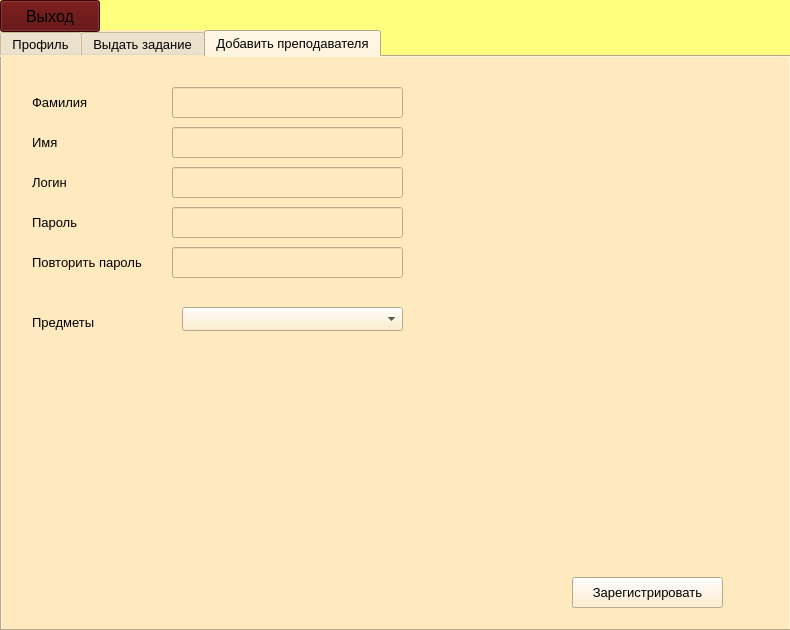
Knigan/DB3, file TeacherDialog.ui: the form before one commit.
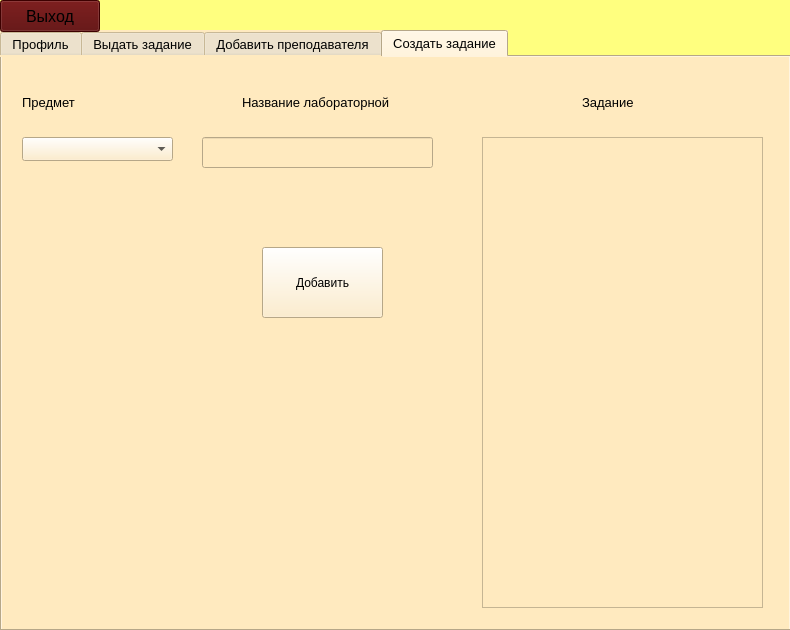
The form after the commit.

Patch:
```diff
--- a/TeacherDialog.ui
+++ b/TeacherDialog.ui
@@ -18,9 +18,93 @@
   </property>
   <property name="palette">
    <palette>
-    <active/>
-    <inactive/>
-    <disabled/>
+    <active>
+     <colorrole role="Button">
+      <brush brushstyle="SolidPattern">
+       <color alpha="255">
+        <red>255</red>
+        <green>255</green>
+        <blue>127</blue>
+       </color>
+      </brush>
+     </colorrole>
+     <colorrole role="Base">
+      <brush brushstyle="SolidPattern">
+       <color alpha="255">
+        <red>255</red>
+        <green>255</green>
+        <blue>127</blue>
+       </color>
+      </brush>
+     </colorrole>
+     <colorrole role="Window">
+      <brush brushstyle="SolidPattern">
+       <color alpha="255">
+        <red>255</red>
+        <green>255</green>
+        <blue>127</blue>
+       </color>
+      </brush>
+     </colorrole>
+    </active>
+    <inactive>
+     <colorrole role="Button">
+      <brush brushstyle="SolidPattern">
+       <color alpha="255">
+        <red>255</red>
+        <green>255</green>
+        <blue>127</blue>
+       </color>
+      </brush>
+     </colorrole>
+     <colorrole role="Base">
+      <brush brushstyle="SolidPattern">
+       <color alpha="255">
+        <red>255</red>
+        <green>255</green>
+        <blue>127</blue>
+       </color>
+      </brush>
+     </colorrole>
+     <colorrole role="Window">
+      <brush brushstyle="SolidPattern">
+       <color alpha="255">
+        <red>255</red>
+        <green>255</green>
+        <blue>127</blue>
+       </color>
+      </brush>
+     </colorrole>
+    </inactive>
+    <disabled>
+     <colorrole role="Button">
+      <brush brushstyle="SolidPattern">
+       <color alpha="255">
+        <red>255</red>
+        <green>255</green>
+        <blue>127</blue>
+       </color>
+      </brush>
+     </colorrole>
+     <colorrole role="Base">
+      <brush brushstyle="SolidPattern">
+       <color alpha="255">
+        <red>255</red>
+        <green>255</green>
+        <blue>127</blue>
+       </color>
+      </brush>
+     </colorrole>
+     <colorrole role="Window">
+      <brush brushstyle="SolidPattern">
+       <color alpha="255">
+        <red>255</red>
+        <green>255</green>
+        <blue>127</blue>
+       </color>
+      </brush>
+     </colorrole>
+    </disabled>
    </palette>
   </property>
   <property name="windowTitle">
@@ -617,7 +701,9 @@
    </property>
    <property name="font">
     <font>
+     <family>MS Shell Dlg 2</family>
      <pointsize>10</pointsize>
+     <weight>9</weight>
      <italic>false</italic>
      <bold>false</bold>
     </font>
@@ -632,7 +718,7 @@
 </string>
    </property>
    <property name="currentIndex">
-    <number>2</number>
+    <number>3</number>
    </property>
    <widget class="QWidget" name="ProfileTab">
     <property name="styleSheet">
@@ -1042,7 +1128,9 @@
      </property>
      <property name="font">
       <font>
+       <family>MS Shell Dlg 2</family>
        <pointsize>10</pointsize>
+       <weight>9</weight>
        <italic>false</italic>
        <bold>false</bold>
       </font>
@@ -1062,7 +1150,9 @@
      </property>
      <property name="font">
       <font>
+       <family>MS Shell Dlg 2</family>
        <pointsize>10</pointsize>
+       <weight>9</weight>
        <italic>false</italic>
        <bold>false</bold>
       </font>
@@ -1082,7 +1172,9 @@
      </property>
      <property name="font">
       <font>
+       <family>MS Shell Dlg 2</family>
        <pointsize>10</pointsize>
+       <weight>9</weight>
        <italic>false</italic>
        <bold>false</bold>
       </font>
@@ -1141,7 +1233,9 @@
      </property>
      <property name="font">
       <font>
+       <family>MS Shell Dlg 2</family>
        <pointsize>10</pointsize>
+       <weight>9</weight>
        <italic>false</italic>
        <bold>false</bold>
       </font>
@@ -1174,7 +1268,9 @@
      </property>
      <property name="font">
       <font>
+       <family>MS Shell Dlg 2</family>
        <pointsize>10</pointsize>
+       <weight>9</weight>
        <italic>false</italic>
        <bold>false</bold>
       </font>
@@ -1194,7 +1290,9 @@
      </property>
      <property name="font">
       <font>
+       <family>MS Shell Dlg 2</family>
        <pointsize>10</pointsize>
+       <weight>9</weight>
        <italic>false</italic>
        <bold>false</bold>
       </font>
@@ -1227,7 +1325,9 @@
      </property>
      <property name="font">
       <font>
+       <family>MS Shell Dlg 2</family>
        <pointsize>10</pointsize>
+       <weight>9</weight>
        <italic>false</italic>
        <bold>false</bold>
       </font>
@@ -4805,6 +4905,139 @@
      </property>
     </widget>
    </widget>
+   <widget class="QWidget" name="task">
+    <attribute name="title">
+     <string>Создать задание</string>
+    </attribute>
+    <widget class="QLabel" name="subjectsLable_2">
+     <property name="geometry">
+      <rect>
+       <x>20</x>
+       <y>30</y>
+       <width>131</width>
+       <height>30</height>
+      </rect>
+     </property>
+     <property name="font">
+      <font>
+       <family>MS Shell Dlg 2</family>
+       <pointsize>10</pointsize>
+       <weight>9</weight>
+       <italic>false</italic>
+       <bold>false</bold>
+      </font>
+     </property>
+     <property name="text">
+      <string>Предмет</string>
+     </property>
+    </widget>
+    <widget class="QComboBox" name="comboBox2">
+     <property name="geometry">
+      <rect>
+       <x>20</x>
+       <y>80</y>
+       <width>151</width>
+       <height>24</height>
+      </rect>
+     </property>
+    </widget>
+    <widget class="QTextEdit" name="textEdit">
+     <property name="geometry">
+      <rect>
+       <x>480</x>
+       <y>80</y>
+       <width>281</width>
+       <height>471</height>
+      </rect>
+     </property>
+    </widget>
+    <widget class="QLabel" name="give_task">
+     <property name="geometry">
+      <rect>
+       <x>580</x>
+       <y>30</y>
+       <width>131</width>
+       <height>30</height>
+      </rect>
+     </property>
+     <property name="font">
+      <font>
+       <family>MS Shell Dlg 2</family>
+       <pointsize>10</pointsize>
+       <weight>9</weight>
+       <italic>false</italic>
+       <bold>false</bold>
+      </font>
+     </property>
+     <property name="text">
+      <string>Задание</string>
+     </property>
+    </widget>
+    <widget class="QLabel" name="subjectsLable_3">
+     <property name="geometry">
+      <rect>
+       <x>240</x>
+       <y>30</y>
+       <width>151</width>
+       <height>30</height>
+      </rect>
+     </property>
+     <property name="font">
+      <font>
+       <family>MS Shell Dlg 2</family>
+       <pointsize>10</pointsize>
+       <weight>9</weight>
+       <italic>false</italic>
+       <bold>false</bold>
+      </font>
+     </property>
+     <property name="text">
+      <string>Название лабораторной</string>
+     </property>
+    </widget>
+    <widget class="QLineEdit" name="name_lr">
+     <property name="geometry">
+      <rect>
+       <x>200</x>
+       <y>80</y>
+       <width>231</width>
+       <height>31</height>
+      </rect>
+     </property>
+     <property name="text">
+      <string/>
+     </property>
+    </widget>
+    <widget class="QPushButton" name="sendPushButton_2">
+     <property name="geometry">
+      <rect>
+       <x>260</x>
+       <y>190</y>
+       <width>121</width>
+       <height>71</height>
+      </rect>
+     </property>
+     <property name="text">
+      <string>Добавить</string>
+     </property>
+    </widget>
+    <widget class="QLabel" name="errorLable_2">
+     <property name="geometry">
+      <rect>
+       <x>210</x>
+       <y>280</y>
+       <width>231</width>
+       <height>21</height>
+      </rect>
+     </property>
+     <property name="text">
+      <string/>
+     </property>
+     <property name="alignment">
+      <set>Qt::AlignRight|Qt::AlignTrailing|Qt::AlignVCenter</set>
+     </property>
+    </widget>
+   </widget>
   </widget>
   <widget class="QPushButton" name="exitButton">
    <property name="geometry">
```
Left out of the diff: 32 changed lines with no effect on the pictures.
